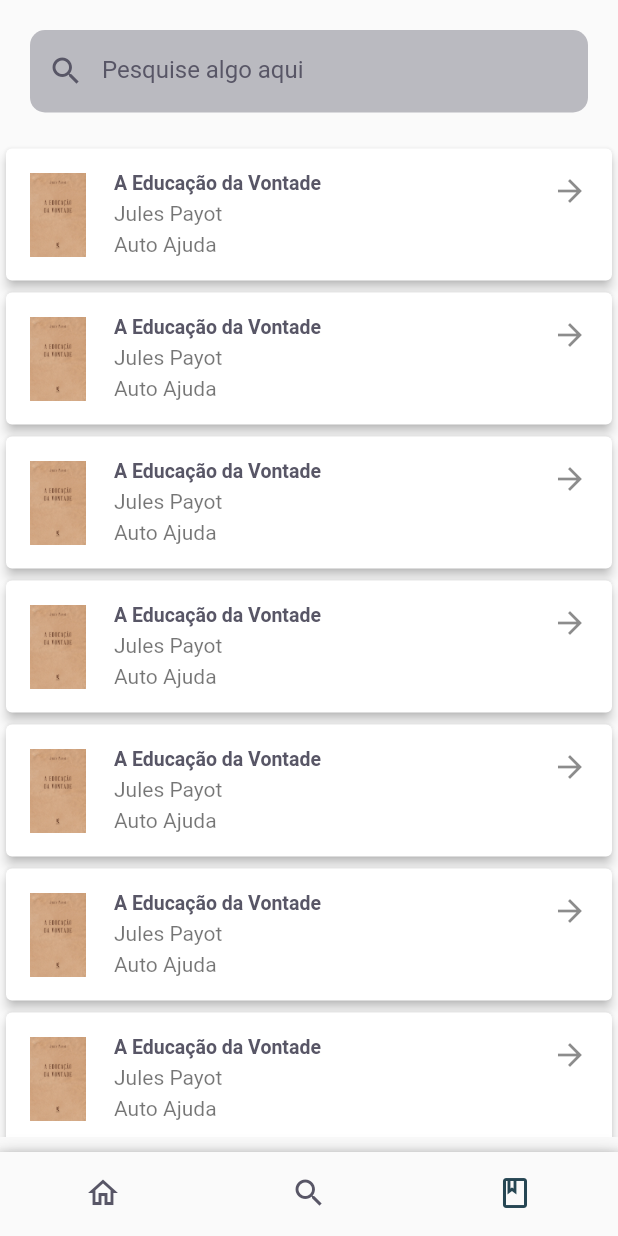
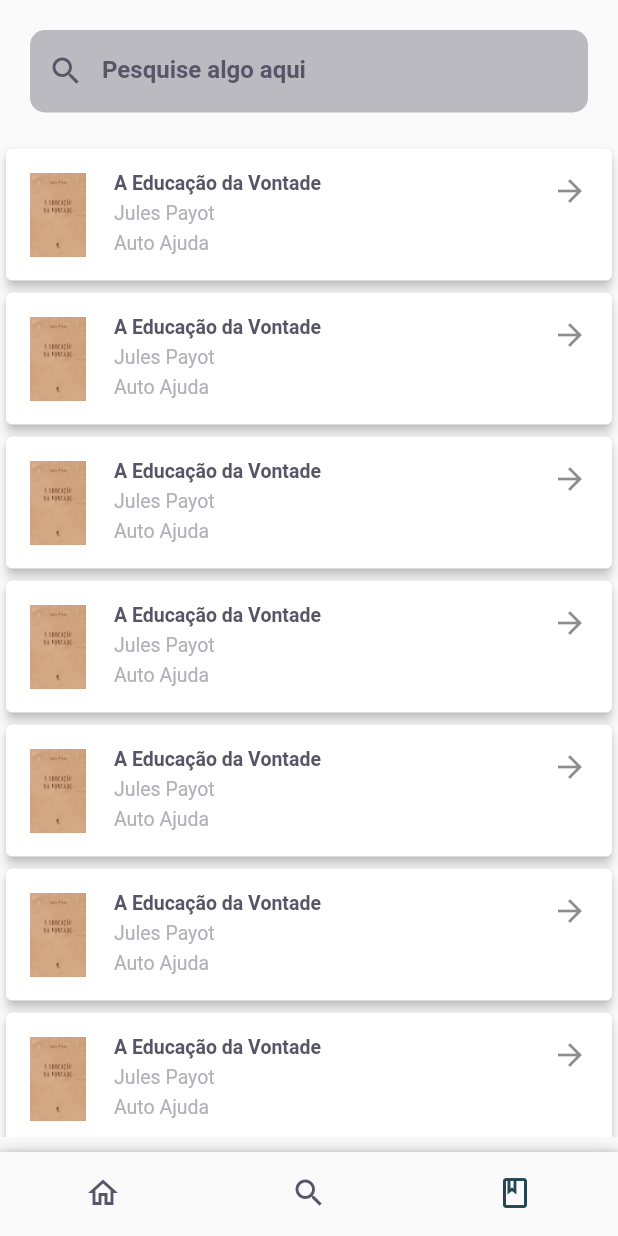
Before and after one commit to lucas-242/book_collector, a Flutter app: the screen it shows after launch, item 3 of the bottom bar chosen, on a phone screen of 412 x 824 dp. Run offline on Flutter 3.47's test engine with Material 2 defaults, Android fonts, the phone set to English and light mode, and no system bars; our stand-ins replace adaptive_theme, firebase_auth, google_fonts, google_sign_in; accounts and stored records are empty.

Commit message:
applying themes

```diff
--- a/lib/main_app.dart
+++ b/lib/main_app.dart
@@ -1,9 +1,11 @@
-import 'package:book_collector/modules/book_description/book_description.dart';
-import 'package:book_collector/shared/core/app_routes.dart';
+import 'package:adaptive_theme/adaptive_theme.dart';
 import 'package:flutter/material.dart';
 import 'package:provider/provider.dart';
 
 import 'modules/app/app.dart';
+import 'modules/book_description/book_description.dart';
+import 'shared/core/app_routes.dart';
+import 'shared/themes/app_themes.dart';
 
 class MainApp extends StatelessWidget {
   const MainApp({Key? key}) : super(key: key);
@@ -14,11 +16,14 @@
       providers: [
         ChangeNotifierProvider(create: (_) => AppBloc()),
       ],
-      child: MaterialApp(
-        title: 'Flutter Demo',
-        theme: ThemeData(
-          primarySwatch: Colors.blue,
-        ),
+      child: AdaptiveTheme(
+        light: AppThemes.lightTheme,
+        dark: AppThemes.darkTheme,
+        initial: AdaptiveThemeMode.light,
+        builder: (lightTheme, darkTheme) => MaterialApp(
+          title: 'Book Collector',
+          theme: lightTheme,
+          darkTheme: darkTheme,
           debugShowCheckedModeBanner: false,
           initialRoute: AppRoutes.app,
           routes: {
@@ -27,6 +32,7 @@
             AppRoutes.bookDescription: (context) => BookDescription(),
           },
         ),
+      ),
     );
   }
 }
--- a/lib/modules/app/widgets/app_bottom_navigation_widget.dart
+++ b/lib/modules/app/widgets/app_bottom_navigation_widget.dart
@@ -1,5 +1,6 @@
 import 'package:book_collector/shared/themes/themes.dart';
 import 'package:flutter/material.dart';
+import 'package:adaptive_theme/adaptive_theme.dart';
 
 class AppBottomNavigationBar extends StatefulWidget {
   final int currentPage;
@@ -39,7 +40,9 @@
         currentIndex: widget.currentPage,
         onTap: (index) => widget.onTap(index),
         selectedItemColor: AppColors.primary,
-        unselectedItemColor: AppColors.grey,
+        unselectedItemColor: AdaptiveTheme.of(context).mode == AdaptiveThemeMode.dark
+                ? AppColors.white
+                : AppColors.text,
         showSelectedLabels: false,
         showUnselectedLabels: false,
         items: [
--- a/lib/shared/auth/auth.dart
+++ b/lib/shared/auth/auth.dart
@@ -41,8 +41,8 @@
   ///
   /// Returns false if there was an error
   Future<bool> signOut() async {
-    return await GoogleSignIn().signOut().then((value) async {
-      return await FirebaseAuth.instance.signOut().then((value) {
+    return await GoogleSignIn().signOut().then((googleUser) async {
+      return await FirebaseAuth.instance.signOut().then((_) {
         user = null;
         return true;
       }).catchError((error) {
--- a/pubspec.yaml
+++ b/pubspec.yaml
@@ -25,6 +25,7 @@
     sdk: flutter
   cupertino_icons: ^1.0.2
   google_fonts: ^2.1.0
+  adaptive_theme: ^2.3.0
   http: ^0.13.3
   provider: ^5.0.0
   firebase_core: ^1.3.0
```
Also changed, not shown: lib/modules/app/widgets/app_widget.dart (+9 -5 lines), pubspec.lock. Lines whose indentation alone changed are shown as unchanged.
